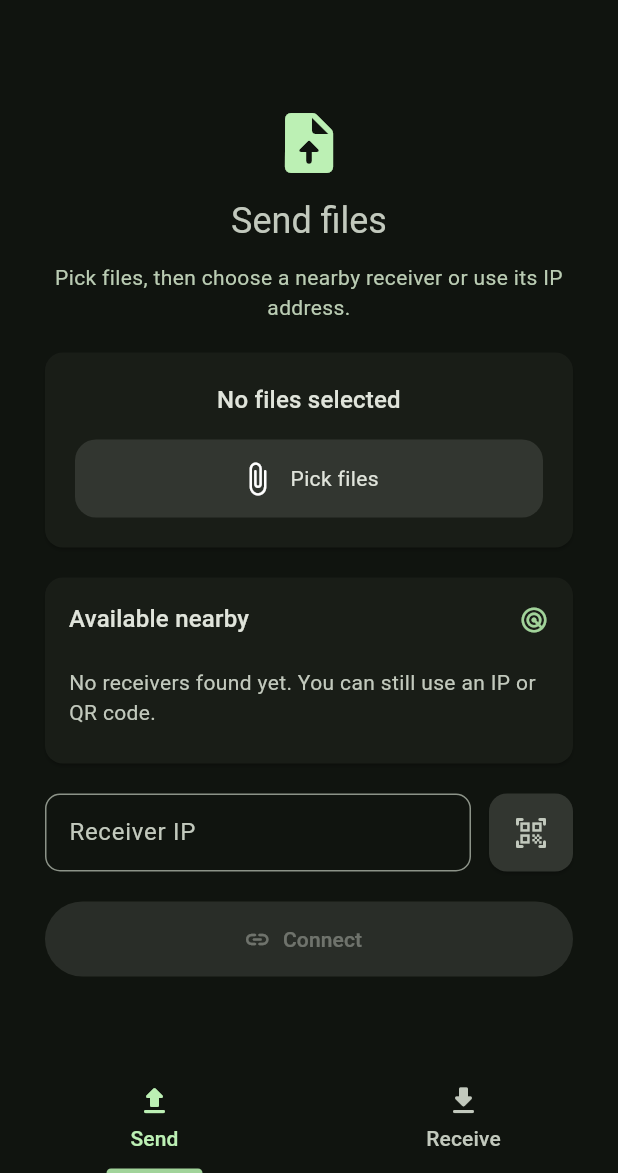
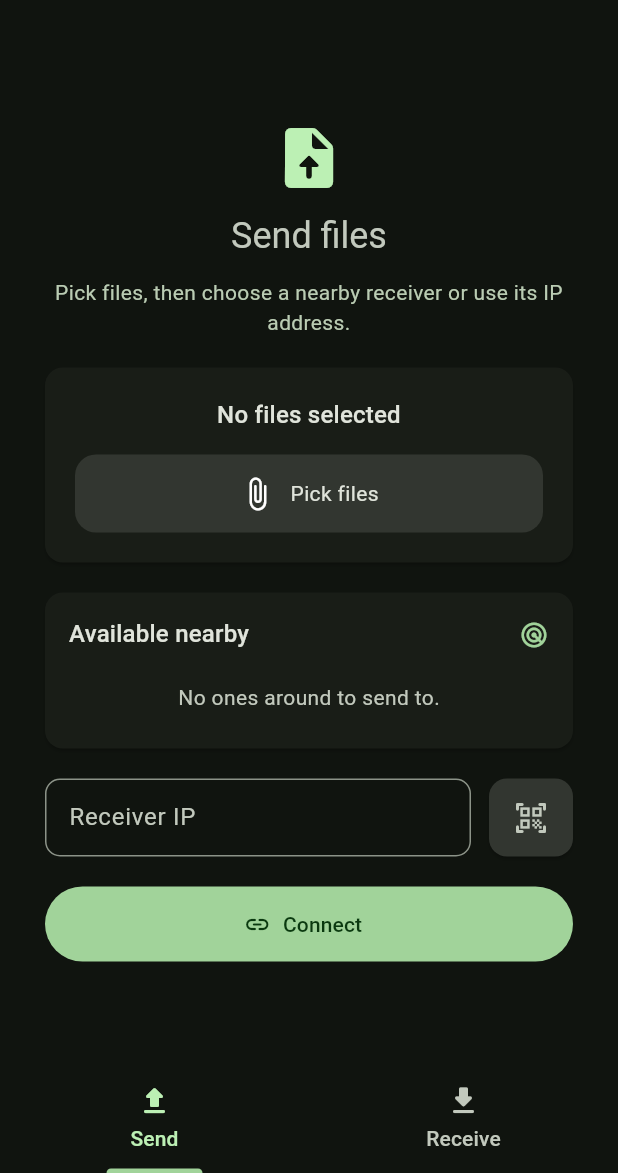
Before and after one commit to iamsami101/Flashbyte, a Flutter app: the FileSelectionPage screen opened directly, on a phone screen of 412 x 824 dp, the part 63-1236 px from its top. Run offline on Flutter 3.47's test engine with Material 3 defaults, Android fonts, the phone set to English and light mode, and no system bars; drawn by our look-alikes of dynamic_color, flutter_animate; our stand-ins replace flutter_local_notifications, open_filex, qr_flutter, shared_preferences; missing offline and left inert: disable_battery_optimization, external_path, fast_file_picker, heroine, loading_indicator_m3e, material_new_shapes and 7 more; accounts and stored records are empty.

Commit message:
feat: improve file selection feedback

```diff
--- a/lib/tcp_socket_pages/file_selection_page.dart
+++ b/lib/tcp_socket_pages/file_selection_page.dart
@@ -23,12 +23,14 @@ class FileSelectionPage extends StatefulWidget {
 }
 
 class _FileSelectionPageState extends State<FileSelectionPage>
-    with SingleTickerProviderStateMixin {
+    with TickerProviderStateMixin {
   static const double _wideLayoutBreakpoint = 1000;
   static const double _wideLayoutMaxWidth = 1200;
 
   final TextEditingController receiverIpController = TextEditingController();
   final TextEditingController _deviceNameController = TextEditingController();
+  late final AnimationController _connectShakeController;
+  final Map<String, AnimationController> _deviceShakeControllers = {};
   List<FastFilePickerPath> selectedFiles = [];
   late final TabController _tabController;
 
@@ -58,6 +60,10 @@ class _FileSelectionPageState extends State<FileSelectionPage>
       vsync: this,
       initialIndex: widget.initialTabIndex,
     );
+    _connectShakeController = AnimationController(
+      vsync: this,
+      duration: 420.ms,
+    );
     _tabController.addListener(_handleTabChanged);
 
     _socketSubscription = SocketService.instance.messageStream.listen(
@@ -82,6 +88,10 @@ class _FileSelectionPageState extends State<FileSelectionPage>
   void dispose() {
     _tabController.removeListener(_handleTabChanged);
     _tabController.dispose();
+    _connectShakeController.dispose();
+    for (final controller in _deviceShakeControllers.values) {
+      controller.dispose();
+    }
     _socketSubscription?.cancel();
     _discoverySubscription?.cancel();
     _nameSaveDebounce?.cancel();
@@ -389,6 +399,31 @@ class _FileSelectionPageState extends State<FileSelectionPage>
     );
   }
 
+  void _handleManualConnect() {
+    if (selectedFiles.isEmpty) {
+      _showFileRequiredFeedback(_connectShakeController);
+      return;
+    }
+    _submitReceiverAddress(receiverIpController.text);
+  }
+
+  void _handleDiscoveredDeviceTap(DiscoveredDevice device) {
+    if (selectedFiles.isEmpty) {
+      final controller = _deviceShakeControllers.putIfAbsent(
+        device.id,
+        () => AnimationController(vsync: this, duration: 420.ms),
+      );
+      _showFileRequiredFeedback(controller);
+      return;
+    }
+    _connectToDiscoveredDevice(device);
+  }
+
+  void _showFileRequiredFeedback(AnimationController controller) {
+    controller.forward(from: 0);
+    showScaffoldSnackbar("Select at least one file first");
+  }
+
   void _handleSocketMessage(Map<String, dynamic> message) {
     if (!mounted) return;
 
@@ -639,15 +674,24 @@ class _FileSelectionPageState extends State<FileSelectionPage>
           SizedBox(
                 height: 50,
                 child: FilledButton.icon(
-              onPressed:
-                  selectedFiles.isEmpty || isPickingFile || isConnectingToSender
+                  onPressed: isPickingFile || isConnectingToSender
                       ? null
-                  : () => _submitReceiverAddress(receiverIpController.text),
+                      : _handleManualConnect,
                   icon: const Icon(Icons.link_rounded),
                   label: Text(
                     isConnectingToSender ? "Connecting..." : "Connect",
                   ),
                 ),
+              )
+              .animate(
+                controller: _connectShakeController,
+                autoPlay: false,
+              )
+              .shake(
+                duration: 420.ms,
+                hz: 4,
+                offset: const Offset(8, 0),
+                rotation: 0,
               ),
           if (isConnectingToSender) const Center(child: LoadingIndicatorM3E()),
         ],
@@ -768,7 +812,7 @@ class _FileSelectionPageState extends State<FileSelectionPage>
                       child: Text(
                         isDiscovering
                             ? "Looking for receivers on this network..."
-                            : "No receivers found yet. You can still use an IP or QR code.",
+                            : "No ones around to send to.",
                         style: Theme.of(context).textTheme.bodyMedium?.copyWith(
                           color: colorScheme.onSurfaceVariant,
                         ),
@@ -803,8 +847,11 @@ class _FileSelectionPageState extends State<FileSelectionPage>
 
   Widget _buildDeviceTile(DiscoveredDevice device) {
     final colorScheme = Theme.of(context).colorScheme;
-    final canConnect =
-        selectedFiles.isNotEmpty && !isPickingFile && !isConnectingToSender;
+    final canTap = !isPickingFile && !isConnectingToSender;
+    final shakeController = _deviceShakeControllers.putIfAbsent(
+      device.id,
+      () => AnimationController(vsync: this, duration: 420.ms),
+    );
 
     return Material(
           color: colorScheme.surfaceContainerHighest,
@@ -812,7 +859,7 @@ class _FileSelectionPageState extends State<FileSelectionPage>
           clipBehavior: Clip.antiAlias,
           child: InkWell(
             borderRadius: BorderRadius.circular(14),
-        onTap: canConnect ? () => _connectToDiscoveredDevice(device) : null,
+            onTap: canTap ? () => _handleDiscoveredDeviceTap(device) : null,
             child: ConstrainedBox(
               constraints: const BoxConstraints(minHeight: 64),
               child: Padding(
@@ -843,9 +890,12 @@ class _FileSelectionPageState extends State<FileSelectionPage>
                           ),
                           Text(
                             "${device.address}:${device.port}${device.usesTls ? ' • Secure' : ''}",
-                        style: Theme.of(context).textTheme.bodySmall?.copyWith(
+                            style: Theme.of(context).textTheme.bodySmall
+                                ?.copyWith(
                                   color: colorScheme.onSurfaceVariant,
-                          fontFeatures: const [FontFeature.tabularFigures()],
+                                  fontFeatures: const [
+                                    FontFeature.tabularFigures(),
+                                  ],
                                 ),
                           ),
                         ],
@@ -853,7 +903,7 @@ class _FileSelectionPageState extends State<FileSelectionPage>
                     ),
                     Icon(
                       Icons.arrow_forward_rounded,
-                  color: canConnect
+                      color: canTap
                           ? colorScheme.primary
                           : colorScheme.onSurfaceVariant.withValues(alpha: 0.4),
                     ),
@@ -862,6 +912,16 @@ class _FileSelectionPageState extends State<FileSelectionPage>
               ),
             ),
           ),
+        )
+        .animate(
+          controller: shakeController,
+          autoPlay: false,
+        )
+        .shake(
+          duration: 420.ms,
+          hz: 4,
+          offset: const Offset(8, 0),
+          rotation: 0,
         );
   }
 
@@ -985,15 +1045,25 @@ class _FileSelectionPageState extends State<FileSelectionPage>
       margin: EdgeInsets.zero,
       child: Padding(
         padding: const EdgeInsets.all(20),
-        child: Column(
+        child: Stack(
+          children: [
+            Column(
               spacing: 14,
               children: [
-            Text(
+                Padding(
+                  padding: EdgeInsets.symmetric(
+                    horizontal: selectedFiles.isEmpty ? 0 : 32,
+                  ),
+                  child: SizedBox(
+                    width: double.infinity,
+                    child: Text(
                       _selectionSummary,
                       maxLines: 2,
                       overflow: TextOverflow.ellipsis,
                       textAlign: TextAlign.center,
                       style: Theme.of(context).textTheme.titleMedium,
+                    ),
+                  ),
                 ),
                 Material(
                   color: Theme.of(context).colorScheme.surfaceContainerHighest,
@@ -1028,6 +1098,24 @@ class _FileSelectionPageState extends State<FileSelectionPage>
                         ),
                       ),
                     ),
+                  ),
+                ),
+              ],
+            ),
+            if (selectedFiles.isNotEmpty)
+              Positioned(
+                top: -8,
+                right: -8,
+                child: IconButton(
+                  tooltip: "Clear selected files",
+                  onPressed: isConnectingToSender
+                      ? null
+                      : () {
+                          setState(() {
+                            selectedFiles = [];
+                          });
+                        },
+                  icon: const Icon(Icons.close_rounded),
                 ),
               ),
           ],
```
Lines whose indentation alone changed are shown as unchanged.
